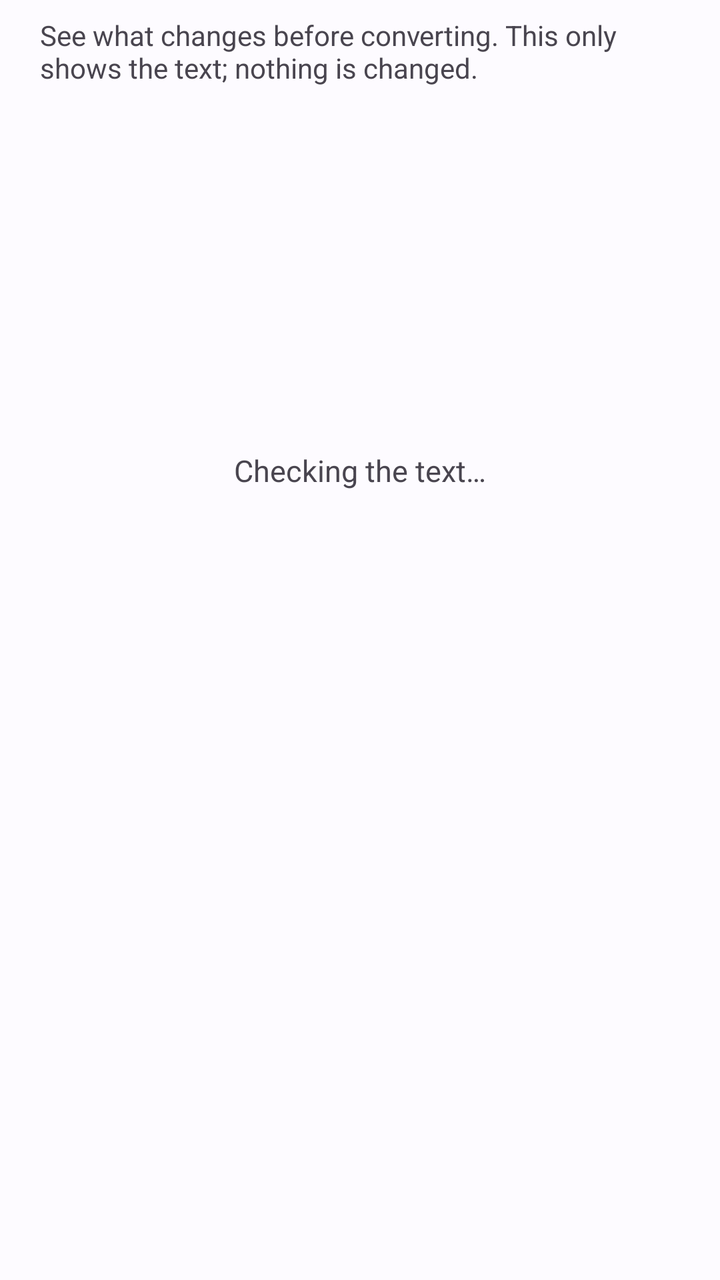
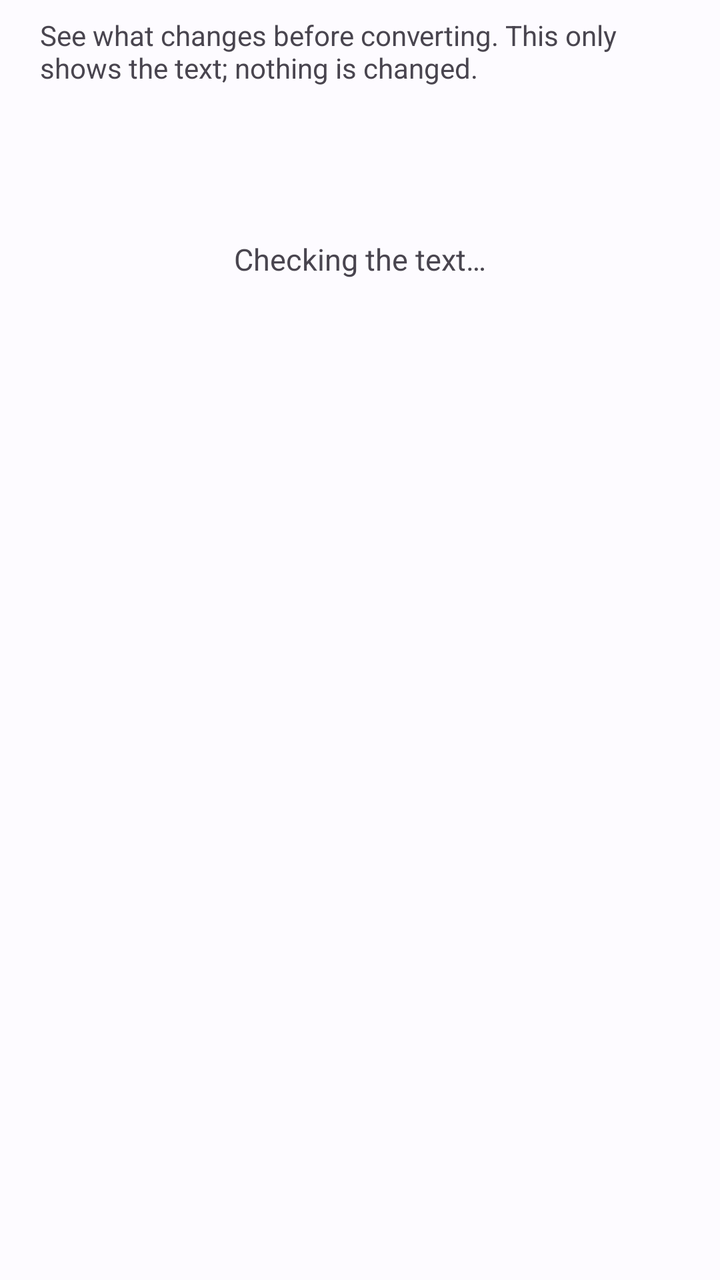

Compare the two renders of this Android layout. The source of the first and the diff that turns it into the second are given below.
<!-- AndroidManifest.xml: application theme AppTheme -->
<!-- res/layout/dialog_conferir_trocas.xml -->
<?xml version="1.0" encoding="utf-8"?>
<LinearLayout xmlns:android="http://schemas.android.com/apk/res/android"
    android:layout_width="match_parent"
    android:layout_height="wrap_content"
    android:orientation="vertical"
    android:paddingStart="20dp"
    android:paddingEnd="20dp"
    android:paddingTop="8dp">

    <TextView
        android:layout_width="match_parent"
        android:layout_height="wrap_content"
        android:text="@string/conferir_trocas_explicacao"
        android:textColor="?android:attr/textColorSecondary"
        android:textSize="14sp"/>

    <FrameLayout
        android:layout_width="match_parent"
        android:layout_height="360dp"
        android:layout_marginTop="12dp">

        <TextView
            android:id="@+id/tvConferirEstado"
            android:layout_width="match_parent"
            android:layout_height="match_parent"
            android:gravity="center"
            android:text="@string/conferir_trocas_carregando"
            android:textSize="15sp"/>

        <ProgressBar
            android:id="@+id/pbConferir"
            android:layout_width="wrap_content"
            android:layout_height="wrap_content"
            android:layout_gravity="center"
            android:layout_marginBottom="48dp"/>

        <ListView
            android:id="@+id/lvConferirTrocas"
            android:layout_width="match_parent"
            android:layout_height="match_parent"
            android:visibility="gone"/>
    </FrameLayout>
</LinearLayout>
<!-- resources referenced by this layout -->
<resources>
  <string name="conferir_trocas_carregando">Checking the text…</string>
  <string name="conferir_trocas_explicacao">See what changes before converting. This only shows the text; nothing is changed.</string>
  <style name="LylyTransicao">
          <item name="android:activityOpenEnterAnimation">@anim/fade_in</item>
          <item name="android:activityOpenExitAnimation">@anim/fade_out</item>
          <item name="android:activityCloseEnterAnimation">@anim/fade_in</item>
          <item name="android:activityCloseExitAnimation">@anim/fade_out</item>
      </style>
  <style name="LylyFolhaDialogo" parent="ThemeOverlay.Material3.BottomSheetDialog">
          <item name="bottomSheetStyle">@style/LylyFolha</item>
      </style>
  <style name="LylyDialogo" parent="ThemeOverlay.Material3.Dialog.Alert">
          <item name="android:windowBackground">@drawable/fundo_dialogo</item>
          <item name="android:textColorPrimary">?attr/colorOnSurface</item>
          <item name="android:textColorSecondary">?attr/colorOnSurfaceVariant</item>
          <item name="editTextColor">?attr/colorOnSurface</item>
          <item name="colorControlNormal">?attr/colorOnSurfaceVariant</item>
          <item name="colorControlActivated">?attr/colorPrimary</item>
          <item name="textColorAlertDialogListItem">?attr/colorOnSurface</item>
          <item name="buttonBarPositiveButtonStyle">@style/Widget.Material3.Button.TextButton.Dialog</item>
          <item name="buttonBarNegativeButtonStyle">@style/Widget.Material3.Button.TextButton.Dialog</item>
          <item name="buttonBarNeutralButtonStyle">@style/Widget.Material3.Button.TextButton.Dialog.Flush</item>
      </style>
  <style name="LylyFolha" parent="Widget.Material3.BottomSheet.Modal">
          <item name="behavior_skipCollapsed">true</item>
      </style>
  <!-- drawable fundo_dialogo (drawable) -->
  <?xml version="1.0" encoding="utf-8"?>
  <inset xmlns:android="http://schemas.android.com/apk/res/android"
      android:insetLeft="24dp"
      android:insetTop="24dp"
      android:insetRight="24dp"
      android:insetBottom="24dp">
      <shape android:shape="rectangle">
          <corners android:radius="28dp"/>
          <solid android:color="?attr/colorSurfaceContainerHigh"/>
      </shape>
  </inset>
  <!-- unchanged entries left out for length: 1 -->
</resources>

<!-- the commit's change to res/layout/dialog_conferir_trocas.xml (unified diff, before → after) -->
@@ -14,30 +14,36 @@
         android:textColor="?android:attr/textColorSecondary"
         android:textSize="14sp"/>
 
-    <FrameLayout
+    
+    <ProgressBar
+        android:id="@+id/pbConferir"
+        android:layout_width="wrap_content"
+        android:layout_height="wrap_content"
+        android:layout_gravity="center_horizontal"
+        android:layout_marginTop="16dp"/>
+
+    <TextView
+        android:id="@+id/tvConferirEstado"
         android:layout_width="match_parent"
-        android:layout_height="360dp"
-        android:layout_marginTop="12dp">
+        android:layout_height="wrap_content"
+        android:gravity="center"
+        android:paddingTop="12dp"
+        android:paddingBottom="16dp"
+        android:text="@string/conferir_trocas_carregando"
+        android:textSize="15sp"/>
 
-        <TextView
-            android:id="@+id/tvConferirEstado"
+    <com.jonjonesbr.audiobookgen.util.ScrollViewAlturaLimitada
+        android:id="@+id/svConferirTrocas"
+        android:layout_width="match_parent"
+        android:layout_height="wrap_content"
+        android:layout_marginTop="12dp"
+        android:layout_marginBottom="8dp"
+        android:visibility="gone">
+
+        <LinearLayout
+            android:id="@+id/llConferirTrocas"
             android:layout_width="match_parent"
-            android:layout_height="match_parent"
-            android:gravity="center"
-            android:text="@string/conferir_trocas_carregando"
-            android:textSize="15sp"/>
-
-        <ProgressBar
-            android:id="@+id/pbConferir"
-            android:layout_width="wrap_content"
             android:layout_height="wrap_content"
-            android:layout_gravity="center"
-            android:layout_marginBottom="48dp"/>
-
-        <ListView
-            android:id="@+id/lvConferirTrocas"
-            android:layout_width="match_parent"
-            android:layout_height="match_parent"
-            android:visibility="gone"/>
-    </FrameLayout>
+            android:orientation="vertical"/>
+    </com.jonjonesbr.audiobookgen.util.ScrollViewAlturaLimitada>
 </LinearLayout>
